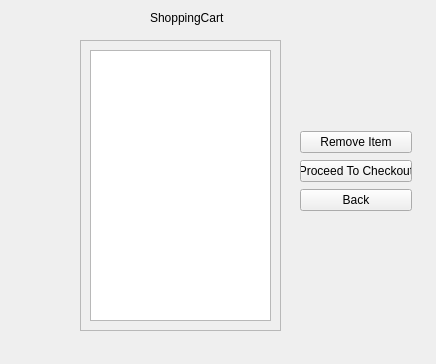
AustinVaday/CS1C-Class-Project, file CS1C-Project-Master/shoppingcartwindownew.ui: the form before one commit.
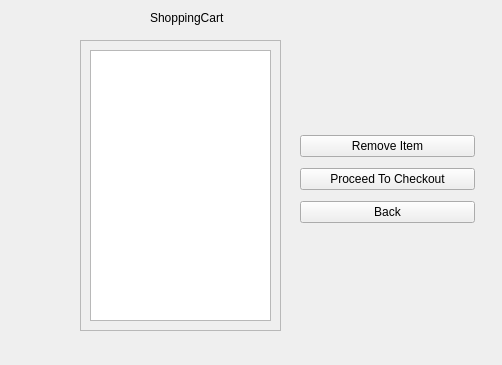
The form after the commit.

Patch:
```diff
--- a/CS1C-Project-Master/shoppingcartwindownew.ui
+++ b/CS1C-Project-Master/shoppingcartwindownew.ui
@@ -6,8 +6,8 @@
    <rect>
     <x>0</x>
     <y>0</y>
-    <width>436</width>
-    <height>364</height>
+    <width>502</width>
+    <height>365</height>
    </rect>
   </property>
   <property name="windowTitle">
@@ -59,8 +59,8 @@
     <rect>
      <x>300</x>
      <y>130</y>
-     <width>112</width>
-     <height>83</height>
+     <width>175</width>
+     <height>100</height>
     </rect>
    </property>
    <layout class="QVBoxLayout" name="verticalLayout">
```
